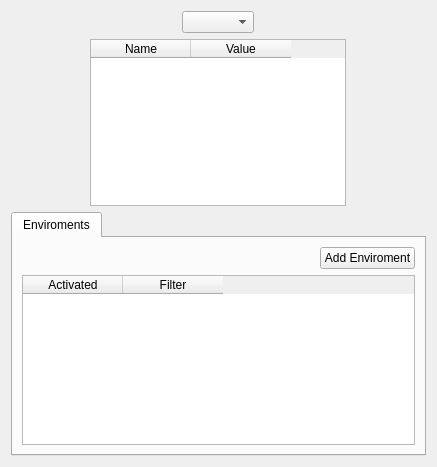
Old version of the form yatel/gui/uis/ExplorerFrame.ui in the repository leliel12/yatel.
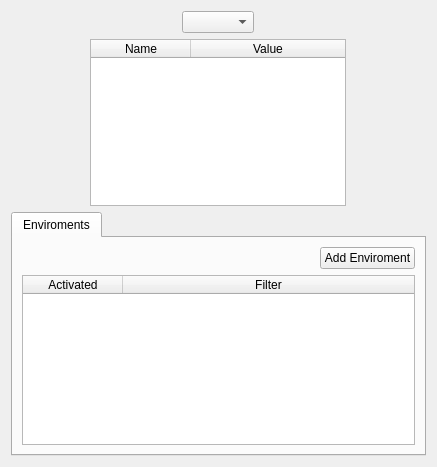
New version of the form.

What changed in the file:
```diff
--- a/yatel/gui/uis/ExplorerFrame.ui
+++ b/yatel/gui/uis/ExplorerFrame.ui
@@ -51,6 +51,9 @@
          <attribute name="horizontalHeaderVisible">
           <bool>true</bool>
          </attribute>
+         <attribute name="horizontalHeaderStretchLastSection">
+          <bool>true</bool>
+         </attribute>
          <attribute name="verticalHeaderVisible">
           <bool>false</bool>
          </attribute>
@@ -120,6 +123,9 @@
            <property name="showGrid">
             <bool>false</bool>
            </property>
+           <attribute name="horizontalHeaderStretchLastSection">
+            <bool>true</bool>
+           </attribute>
            <column>
             <property name="text">
              <string>Activated</string>
```
